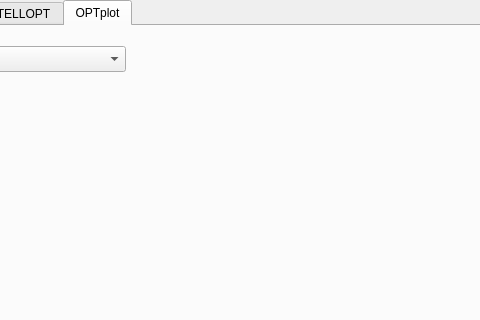
Qt form pySTEL/STELLOPT.ui (PrincetonUniversity/STELLOPT) before a commit; both pictures show x 157 to 637 and y 0 to 320 of the 893 by 634 pixel window.
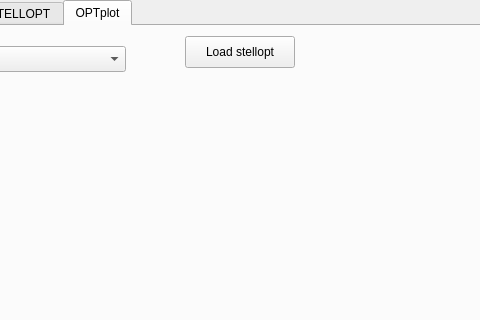
The same form after that commit.

Commit message: STELLOPT.py can now plot some basic stuff from the stellopt.ext file

The edit to the form file:
```diff
--- a/pySTEL/STELLOPT.ui
+++ b/pySTEL/STELLOPT.ui
@@ -1107,10 +1107,10 @@
      <widget class="QWidget" name="gridLayoutWidget_2">
       <property name="geometry">
        <rect>
-        <x>339</x>
-        <y>19</y>
-        <width>531</width>
-        <height>531</height>
+        <x>309</x>
+        <y>49</y>
+        <width>561</width>
+        <height>501</height>
        </rect>
       </property>
       <layout class="QGridLayout" name="OPTplot_box"/>
@@ -1125,6 +1125,19 @@
        </rect>
       </property>
      </widget>
+     <widget class="QPushButton" name="ButtonLoadSTELLOPT">
+      <property name="geometry">
+       <rect>
+        <x>340</x>
+        <y>10</y>
+        <width>110</width>
+        <height>32</height>
+       </rect>
+      </property>
+      <property name="text">
+       <string>Load stellopt</string>
+      </property>
+     </widget>
     </widget>
    </widget>
   </widget>
```
Left out of the diff: 2 changed lines with no effect on the pictures. The commit also changes 2 other files.
